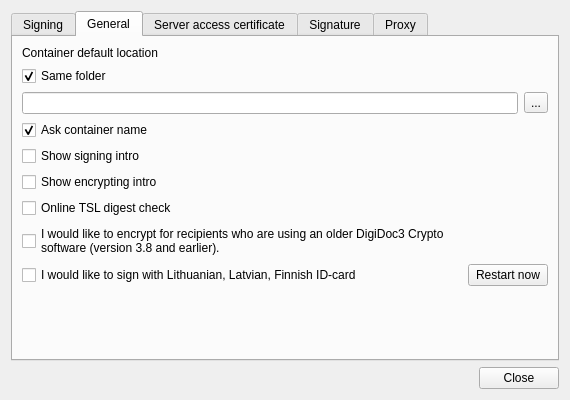
Before: the Qt Designer form client/SettingsDialog.ui in open-eid/qdigidoc, drawn with Qt 5.
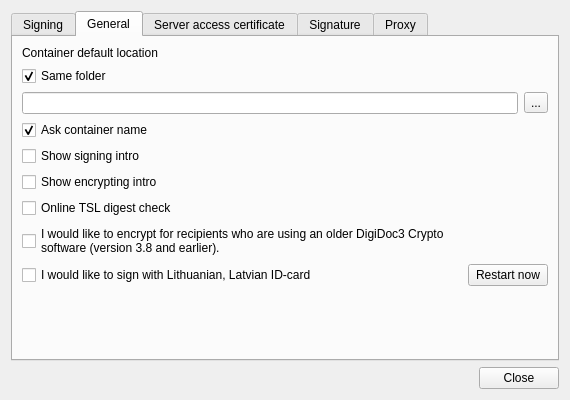
After: the same form once the commit is applied. The open tabs and pages were chosen to show the change.

Commit message:
Finnish cards use now minidriver and do not need switch
IB-5029

Patch:
```diff
--- a/client/SettingsDialog.ui
+++ b/client/SettingsDialog.ui
@@ -195,7 +195,7 @@
          <item>
           <widget class="QCheckBox" name="tokenBackend">
            <property name="text">
-            <string>I would like to sign with Lithuanian, Latvian, Finnish ID-card</string>
+            <string>I would like to sign with Lithuanian, Latvian ID-card</string>
            </property>
           </widget>
          </item>
```
The commit also changes 3 other files.
